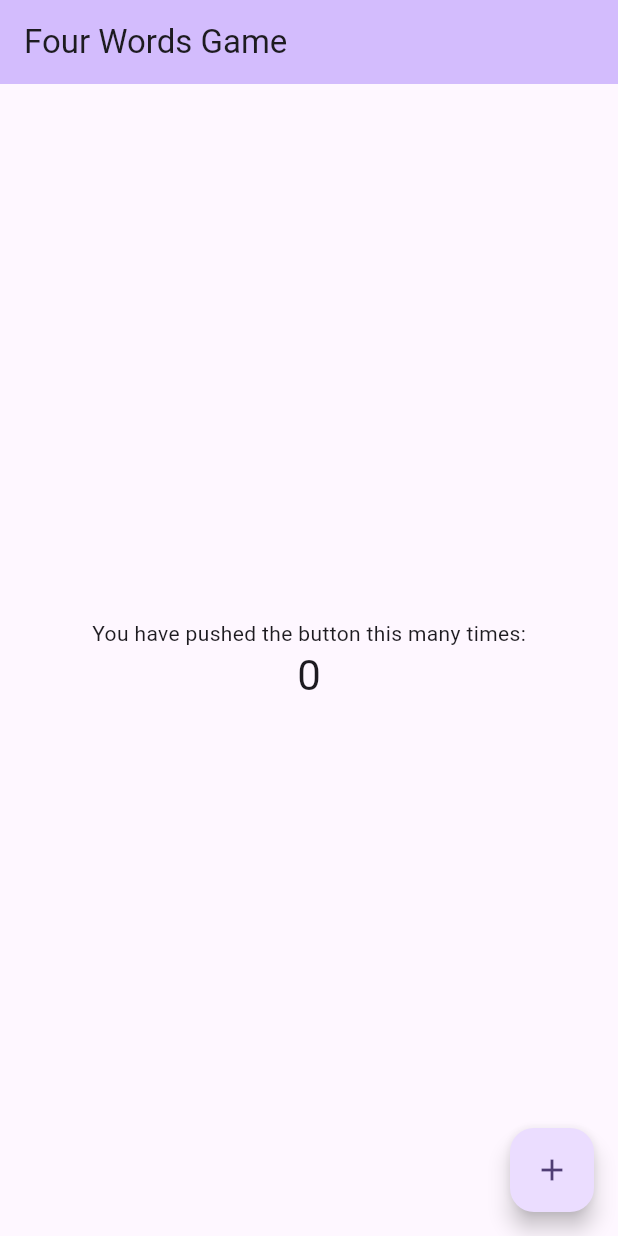
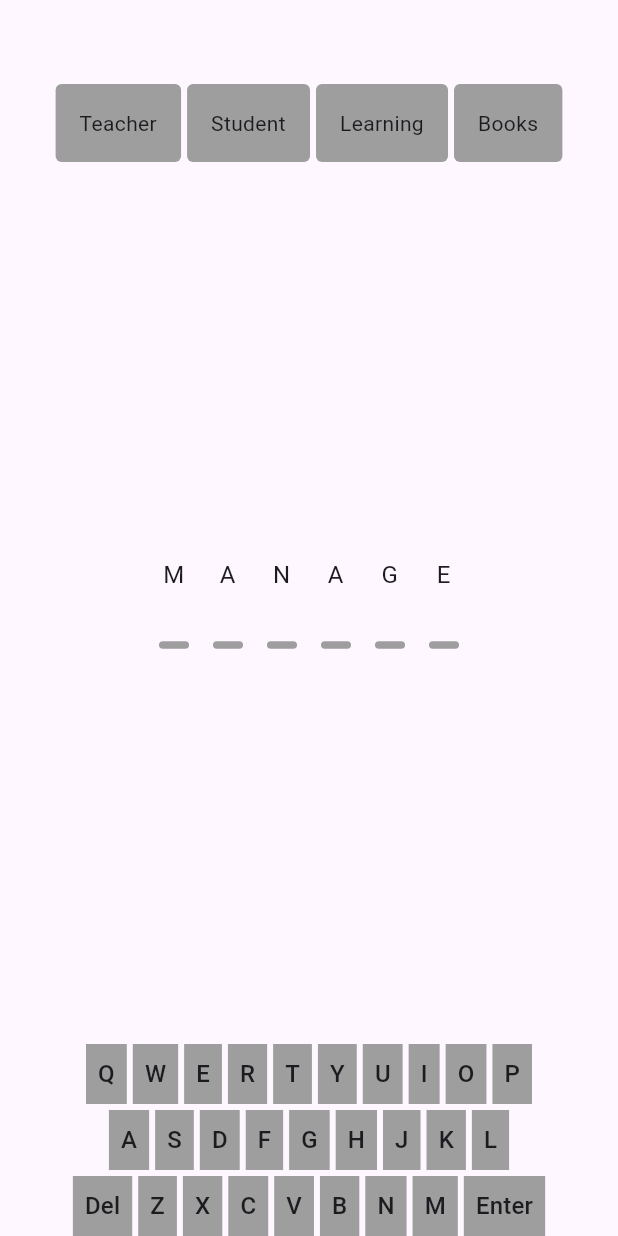
Before and after one commit to burakiscoding/four_words_game, a Flutter app: the screen it shows after launch, on a phone screen of 412 x 824 dp. Run offline on Flutter 3.47's test engine with Material 3 defaults, Android fonts, the phone set to English and light mode, and no system bars.

Commit message:
finished game page ui

```diff
--- /dev/null
+++ b/lib/features/game/presentation/ui/game_screen.dart
@@ -0,0 +1,31 @@
+import 'package:flutter/material.dart';
+import 'package:four_words_game/features/game/presentation/ui/keyboard_view.dart';
+import 'package:four_words_game/features/game/presentation/ui/keywords_view.dart';
+import 'package:four_words_game/features/game/presentation/ui/word_input_view.dart';
+
+class GameScreen extends StatefulWidget {
+  const GameScreen({super.key});
+
+  @override
+  State<GameScreen> createState() => _GameScreenState();
+}
+
+class _GameScreenState extends State<GameScreen> {
+  @override
+  Widget build(BuildContext context) {
+    return Scaffold(
+      appBar: AppBar(),
+      body: SafeArea(
+        child: Column(
+          children: [
+            KeywordsView(keywords: ["Teacher", "Student", "Learning", "Books"]),
+            Spacer(),
+            WordInputView(word: ["S", "C", "H", "O", "O", "L"], lastWord: ["M", "A", "N", "A", "G", "E"]),
+            Spacer(),
+            KeyboardView(),
+          ],
+        ),
+      ),
+    );
+  }
+}
--- /dev/null
+++ b/lib/features/game/presentation/ui/keyboard_view.dart
@@ -0,0 +1,48 @@
+import 'package:flutter/material.dart';
+
+class KeyboardView extends StatelessWidget {
+  const KeyboardView({super.key});
+
+  final String firstRow = "Q,W,E,R,T,Y,U,I,O,P";
+  final String secondRow = "A,S,D,F,G,H,J,K,L";
+  final String thirdRow = "Del,Z,X,C,V,B,N,M,Enter";
+
+  @override
+  Widget build(BuildContext context) {
+    return Column(
+      spacing: 4,
+      children: [
+        Row(
+          spacing: 4,
+          mainAxisAlignment: MainAxisAlignment.center,
+          children: firstRow.split(',').map((letter) => _KeyboardLetterView(letter)).toList(),
+        ),
+        Row(
+          spacing: 4,
+          mainAxisAlignment: MainAxisAlignment.center,
+          children: secondRow.split(',').map((letter) => _KeyboardLetterView(letter)).toList(),
+        ),
+        Row(
+          spacing: 4,
+          mainAxisAlignment: MainAxisAlignment.center,
+          children: thirdRow.split(',').map((letter) => _KeyboardLetterView(letter)).toList(),
+        ),
+      ],
+    );
+  }
+}
+
+class _KeyboardLetterView extends StatelessWidget {
+  final String letter;
+
+  const _KeyboardLetterView(this.letter);
+
+  @override
+  Widget build(BuildContext context) {
+    return Container(
+      padding: const EdgeInsets.all(8),
+      color: Colors.grey,
+      child: Text(letter, style: Theme.of(context).textTheme.titleMedium),
+    );
+  }
+}
--- /dev/null
+++ b/lib/features/game/presentation/ui/keywords_view.dart
@@ -0,0 +1,32 @@
+import 'package:flutter/material.dart';
+
+class KeywordsView extends StatelessWidget {
+  final List<String> keywords;
+
+  const KeywordsView({super.key, required this.keywords});
+
+  @override
+  Widget build(BuildContext context) {
+    return Wrap(
+      spacing: 4,
+      runSpacing: 4,
+      alignment: WrapAlignment.center,
+      children: keywords.map((word) => _KeywordCardView(word)).toList(),
+    );
+  }
+}
+
+class _KeywordCardView extends StatelessWidget {
+  final String keyword;
+
+  const _KeywordCardView(this.keyword);
+
+  @override
+  Widget build(BuildContext context) {
+    return Container(
+      decoration: BoxDecoration(color: Colors.grey, borderRadius: BorderRadius.all(Radius.circular(4))),
+      padding: const EdgeInsets.all(16),
+      child: Text(keyword, textAlign: TextAlign.center),
+    );
+  }
+}
--- /dev/null
+++ b/lib/features/game/presentation/ui/word_input_view.dart
@@ -0,0 +1,60 @@
+import 'package:flutter/material.dart';
+
+class WordInputView extends StatelessWidget {
+  final List<String> word;
+  final List<String> lastWord;
+
+  const WordInputView({super.key, required this.word, required this.lastWord});
+
+  @override
+  Widget build(BuildContext context) {
+    return Column(
+      children: [
+        _WordInputHistoryView(lastWord),
+        const SizedBox(height: 32),
+        Row(
+          spacing: 16,
+          mainAxisAlignment: MainAxisAlignment.center,
+          children: word.map((letter) => _WordInputLetterView(letter)).toList(),
+        ),
+      ],
+    );
+  }
+}
+
+class _WordInputLetterView extends StatelessWidget {
+  final String letter;
+
+  const _WordInputLetterView(this.letter);
+
+  @override
+  Widget build(BuildContext context) {
+    return Container(
+      width: 20,
+      height: 5,
+      decoration: BoxDecoration(color: Colors.grey, borderRadius: BorderRadius.all(Radius.circular(4))),
+    );
+  }
+}
+
+class _WordInputHistoryView extends StatelessWidget {
+  final List<String> lastWord;
+
+  const _WordInputHistoryView(this.lastWord);
+
+  @override
+  Widget build(BuildContext context) {
+    return Row(
+      spacing: 16,
+      mainAxisAlignment: MainAxisAlignment.center,
+      children: lastWord
+          .map(
+            (t) => SizedBox(
+              width: 20,
+              child: Text(t, style: Theme.of(context).textTheme.bodyLarge, textAlign: TextAlign.center),
+            ),
+          )
+          .toList(),
+    );
+  }
+}
--- a/lib/main.dart
+++ b/lib/main.dart
@@ -1,4 +1,5 @@
 import 'package:flutter/material.dart';
+import 'package:four_words_game/features/game/presentation/ui/game_screen.dart';
 
 void main() {
   runApp(const MyApp());
@@ -10,78 +11,9 @@ class MyApp extends StatelessWidget {
   @override
   Widget build(BuildContext context) {
     return MaterialApp(
-      title: 'Flutter Demo',
+      title: 'Four Words Game',
       theme: ThemeData(colorScheme: ColorScheme.fromSeed(seedColor: Colors.deepPurple)),
-      home: const MyHomePage(title: 'Four Words Game'),
+      home: const GameScreen(),
     );
   }
 }
-
-class MyHomePage extends StatefulWidget {
-  const MyHomePage({super.key, required this.title});
-
-  final String title;
-
-  @override
-  State<MyHomePage> createState() => _MyHomePageState();
-}
-
-class _MyHomePageState extends State<MyHomePage> {
-  int _counter = 0;
-
-  void _incrementCounter() {
-    setState(() {
-      _counter++;
-    });
-  }
-
-  @override
-  Widget build(BuildContext context) {
-    // This method is rerun every time setState is called, for instance as done
-    // by the _incrementCounter method above.
-    //
-    // The Flutter framework has been optimized to make rerunning build methods
-    // fast, so that you can just rebuild anything that needs updating rather
-    // than having to individually change instances of widgets.
-    return Scaffold(
-      appBar: AppBar(
-        // TRY THIS: Try changing the color here to a specific color (to
-        // Colors.amber, perhaps?) and trigger a hot reload to see the AppBar
-        // change color while the other colors stay the same.
-        backgroundColor: Theme.of(context).colorScheme.inversePrimary,
-        // Here we take the value from the MyHomePage object that was created by
-        // the App.build method, and use it to set our appbar title.
-        title: Text(widget.title),
-      ),
-      body: Center(
-        // Center is a layout widget. It takes a single child and positions it
-        // in the middle of the parent.
-        child: Column(
-          // Column is also a layout widget. It takes a list of children and
-          // arranges them vertically. By default, it sizes itself to fit its
-          // children horizontally, and tries to be as tall as its parent.
-          //
-          // Column has various properties to control how it sizes itself and
-          // how it positions its children. Here we use mainAxisAlignment to
-          // center the children vertically; the main axis here is the vertical
-          // axis because Columns are vertical (the cross axis would be
-          // horizontal).
-          //
-          // TRY THIS: Invoke "debug painting" (choose the "Toggle Debug Paint"
-          // action in the IDE, or press "p" in the console), to see the
-          // wireframe for each widget.
-          mainAxisAlignment: MainAxisAlignment.center,
-          children: <Widget>[
-            const Text('You have pushed the button this many times:'),
-            Text('$_counter', style: Theme.of(context).textTheme.headlineMedium),
-          ],
-        ),
-      ),
-      floatingActionButton: FloatingActionButton(
-        onPressed: _incrementCounter,
-        tooltip: 'Increment',
-        child: const Icon(Icons.add),
-      ), // This trailing comma makes auto-formatting nicer for build methods.
-    );
-  }
-}
```
